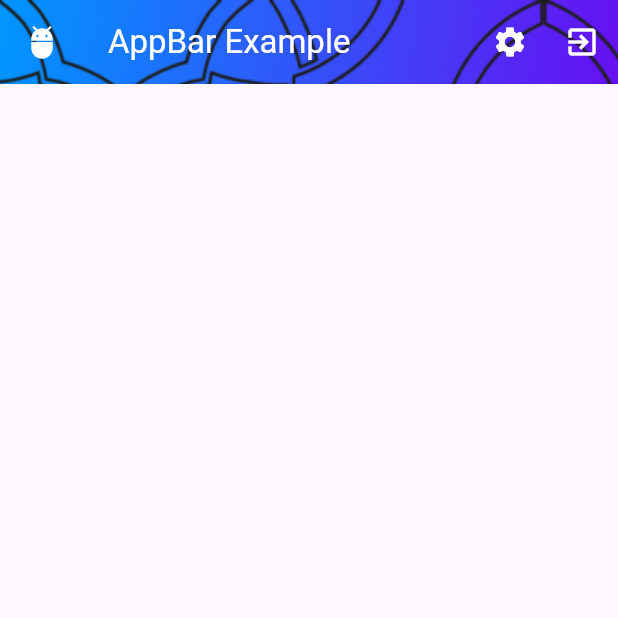
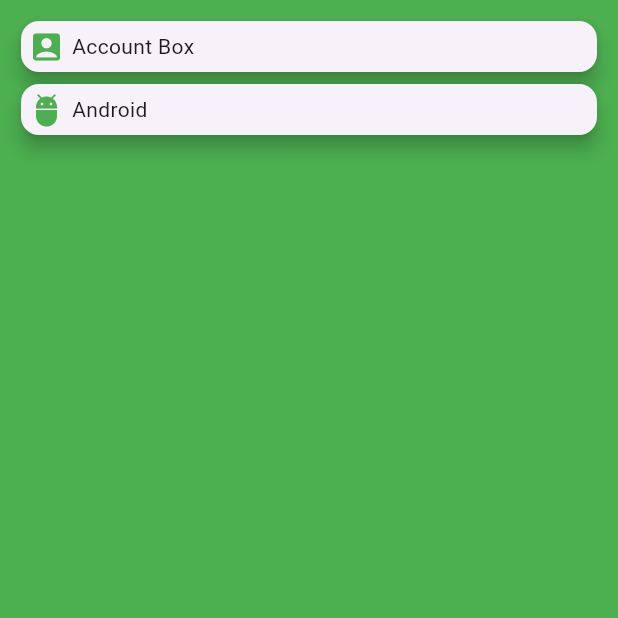
Before and after one commit to nentinur/Speedrun-Belajar-Flutter, a Flutter app: the screen it shows after launch, on a phone screen of 412 x 824 dp, the top half of it. Run offline on Flutter 3.47's test engine with Material 3 defaults, Android fonts, the phone set to English and light mode, and no system bars.

Commit message:
card widget

```diff
--- a/lib/main.dart
+++ b/lib/main.dart
@@ -11,38 +11,34 @@ class MyApp extends StatelessWidget {
   Widget build(BuildContext context) {
     return MaterialApp(
       home: Scaffold(
-        appBar: AppBar(
-          leading: Icon(
-            Icons.adb,
-            color: Colors.white,
-          ),
-          title: Text(
-            "AppBar Example",
-            style: TextStyle(color: Colors.white),
-          ),
-          actions: [
-            IconButton(
-                onPressed: () {},
-                icon: Icon(Icons.settings),
-                color: Colors.white),
-            IconButton(
-                onPressed: () {},
-                icon: Icon(Icons.exit_to_app),
-                color: Colors.white)
-          ],
-          flexibleSpace: Container(
-            decoration: BoxDecoration(
-                gradient: LinearGradient(
-                    colors: [Color(0xff0096ff), Color(0xff6610f2)],
-                    begin: FractionalOffset.topLeft,
-                    end: FractionalOffset.bottomRight),
-                image: DecorationImage(
-                    image: AssetImage("assets/pattern.webp"),
-                    fit: BoxFit.none,
-                    repeat: ImageRepeat.repeat)),
+        backgroundColor: Colors.green,
+        body: Container(
+          margin: EdgeInsets.all(10),
+          child: ListView(
+            children: [
+              buildCard(Icons.account_box, "Account Box"),
+              buildCard(Icons.adb, "Android"),
+            ],
           ),
         ),
       ),
     );
   }
+
+  Card buildCard(IconData iconData, String text) {
+    return Card(
+      elevation: 5,
+      child: Row(
+        children: [
+          Container(
+              margin: EdgeInsets.all(5),
+              child: Icon(
+                iconData,
+                color: Colors.green,
+              )),
+          Text(text)
+        ],
+      ),
+    );
+  }
 }
--- a/pubspec.yaml
+++ b/pubspec.yaml
@@ -57,8 +57,8 @@ flutter:
   uses-material-design: true
 
   # To add assets to your application, add an assets section, like this:
-  assets:
-    - assets/pattern.webp
+  # assets:
+  #   - images/a_dot_burr.jpeg
   #   - images/a_dot_ham.jpeg
 
   # An image asset can refer to one or more resolution-specific "variants", see
```
Also changed, not shown: assets/pattern.webp (deleted).
